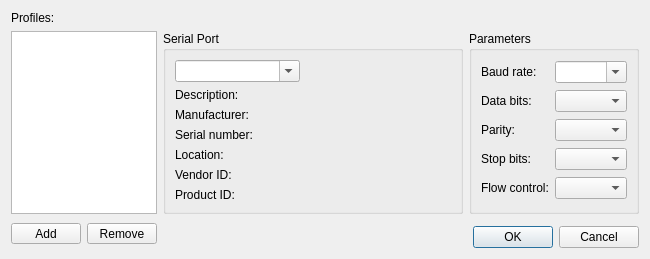
First picture: the form in settingsdialog.ui, repository ivanovp/iserterm, before the edit.
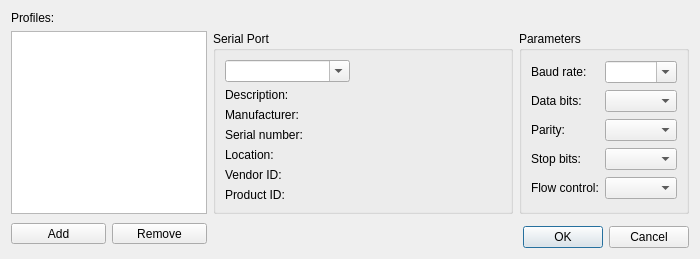
Second picture: the form after the edit.

Commit message: Error handling was fixed.

Patch:
```diff
--- a/settingsdialog.ui
+++ b/settingsdialog.ui
@@ -6,8 +6,8 @@
    <rect>
     <x>0</x>
     <y>0</y>
-    <width>650</width>
-    <height>239</height>
+    <width>700</width>
+    <height>257</height>
    </rect>
   </property>
   <property name="windowTitle">
```
The commit also changes 1 other file.
